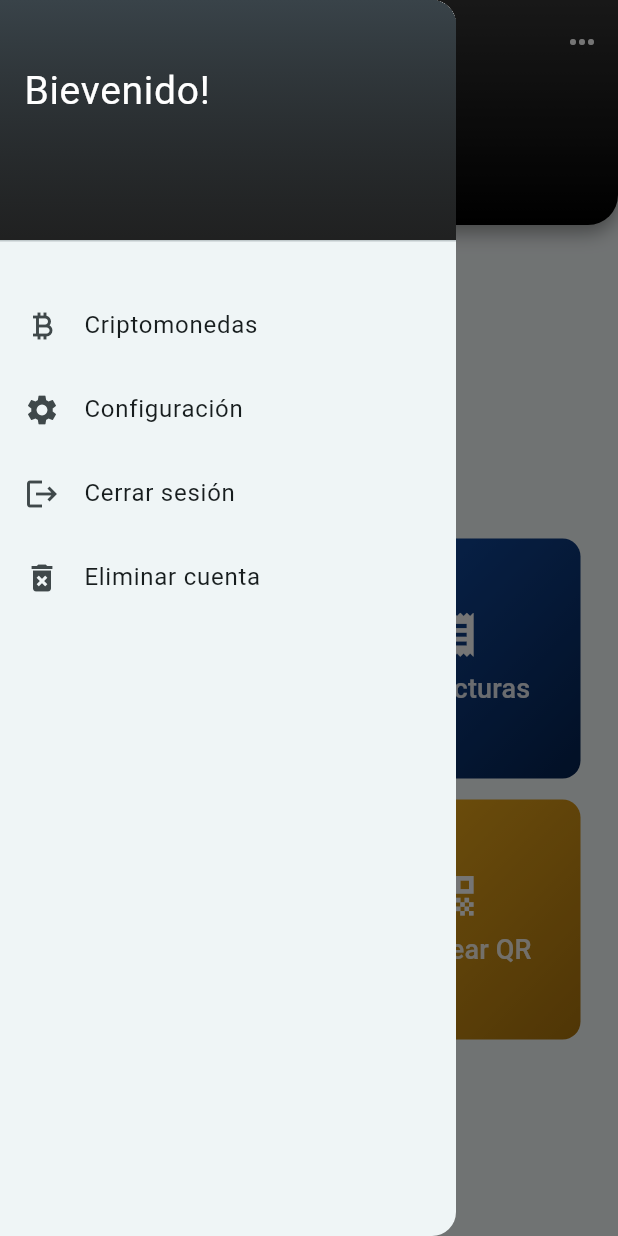
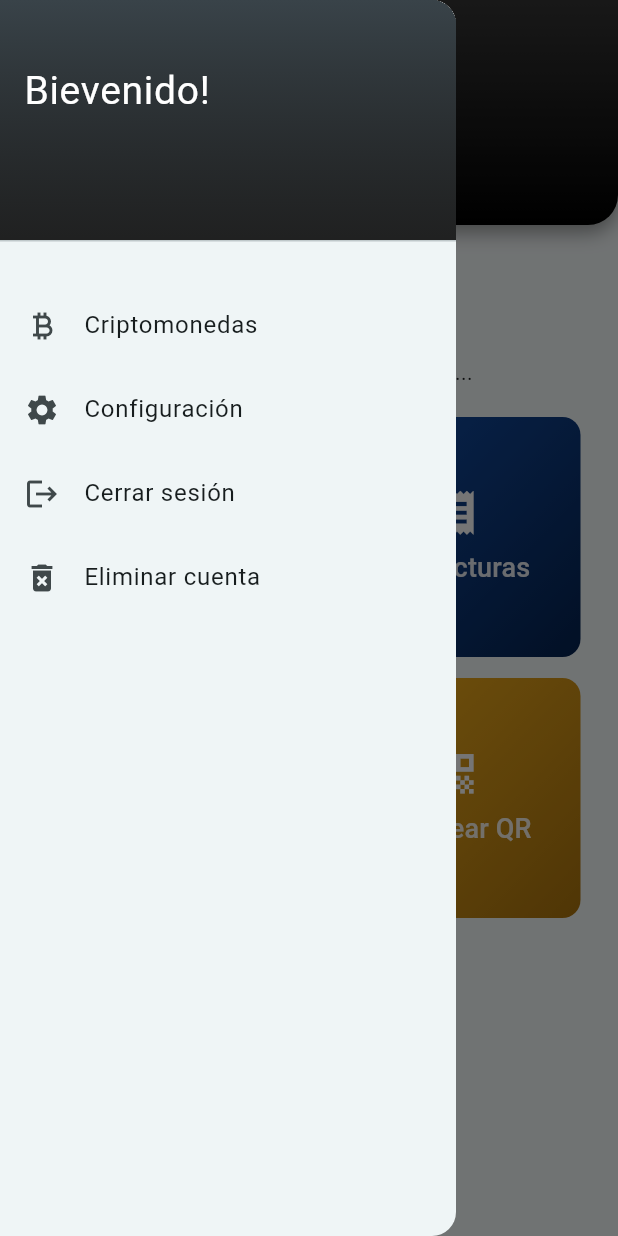
Before and after one commit to smartbillco/SMARTBILL_IOS, a Flutter app: the screen it shows once a user with an empty profile is signed in, after a tap on the "keyboard control" icon, on a phone screen of 412 x 824 dp. Run offline on Flutter 3.47's test engine with Material 3 defaults, Android fonts, the phone set to English and light mode, and no system bars; our stand-ins replace animated_splash_screen, camera, cloud_firestore, file_picker, firebase_auth, firebase_core and 6 more; missing offline and left inert: flutter_downloader, flutter_inappwebview, google_mlkit_text_recognition, mobile_scanner, pdfx, read_pdf_text; accounts and stored records are empty; network calls fail.

Commit message:
fixed crypto api problem

```diff
--- a/lib/main.dart
+++ b/lib/main.dart
@@ -2,10 +2,14 @@ import 'package:firebase_core/firebase_core.dart';
 //import 'package:flutter/services.dart';
 import 'package:flutter/material.dart';
 import 'package:provider/provider.dart';
+import 'package:smartbill/screens/cryptocurrencies/crypto_currency.dart';
 import 'package:smartbill/screens/splash/splash.dart';
 import 'package:smartbill/services/auth.dart';
 import 'package:flutter_downloader/flutter_downloader.dart';
+import 'package:smartbill/services/crypto_provider.dart';
 import 'package:smartbill/services/settings.dart';
+import './route_observer.dart';
+
 
 Future<void> main() async {
   WidgetsFlutterBinding.ensureInitialized();
@@ -17,6 +21,7 @@ Future<void> main() async {
       providers: [
           StreamProvider.value(value: AuthService().user, initialData: null, child: const MyApp()),
           ChangeNotifierProvider(create: (_) => SettingsProvider()),
+          ChangeNotifierProvider(create: (_) => CryptoProvider()..fetchCryptoData())
       ],
       child: const MyApp()
     )
@@ -31,6 +36,10 @@ class MyApp extends StatelessWidget {
   Widget build(BuildContext context) {
 
     return MaterialApp(
+      routes: {
+        '/cryptocurrency': (context) => const CryptoListScreen()
+      },
+      navigatorObservers: <NavigatorObserver>[routeObserver],
       debugShowCheckedModeBanner: false,
       home: const SplashScreen(),
       title: 'Smartbill',
--- /dev/null
+++ b/lib/route_observer.dart
@@ -0,0 +1,3 @@
+import 'package:flutter/material.dart';
+
+final RouteObserver<ModalRoute<void>> routeObserver = RouteObserver<ModalRoute<void>>();
--- a/lib/screens/QRcode/qrcode_link_screen.dart
+++ b/lib/screens/QRcode/qrcode_link_screen.dart
@@ -23,6 +23,7 @@ class _QrcodeLinkScreenState extends State<QrcodeLinkScreen> {
   void initState() {
     // TODO: implement initState
     super.initState();
+
   }
 
   void showSnackbar(String content) {
@@ -30,6 +31,7 @@ class _QrcodeLinkScreenState extends State<QrcodeLinkScreen> {
 
     ScaffoldMessenger.of(context).showSnackBar(snackbar);
   }
+
 
 
   @override
--- a/lib/screens/dashboard/dashboard.dart
+++ b/lib/screens/dashboard/dashboard.dart
@@ -8,6 +8,7 @@ import 'package:smartbill/services/colombian_bill.dart';
 import 'package:smartbill/services/pdf_reader.dart';
 import 'package:smartbill/services/peruvian_bill.dart';
 import 'package:smartbill/services/xml/xml.dart';
+import 'package:smartbill/route_observer.dart';
 
 
 class DashboardScreen extends StatefulWidget {
@@ -17,7 +18,7 @@ class DashboardScreen extends StatefulWidget {
   State<DashboardScreen> createState() => _DashboardScreenState();
 }
 
-class _DashboardScreenState extends State<DashboardScreen> {
+class _DashboardScreenState extends State<DashboardScreen> with RouteAware {
   final GlobalKey<ScaffoldState> _scaffoldKey = GlobalKey<ScaffoldState>();
   final Xmlhandler xmlhandler = Xmlhandler();
   final ColombianBill colombianBill = ColombianBill();
@@ -34,11 +35,23 @@ class _DashboardScreenState extends State<DashboardScreen> {
     getNumberOfBills();
   }
 
+
   @override
   void didChangeDependencies() {
-    // TODO: implement didChangeDependencies
     super.didChangeDependencies();
+    routeObserver.subscribe(this, ModalRoute.of(context)!);
+  }
 
+  @override
+  void dispose() {
+    routeObserver.unsubscribe(this);
+    super.dispose();
+  }
+
+  @override
+  void didPopNext() {
+    // your refresh logic
+    getNumberOfBills();
   }
 
   //Get bills amount
@@ -108,14 +121,13 @@ class _DashboardScreenState extends State<DashboardScreen> {
                 title: const Text("Dashboard", style: TextStyle(color: Colors.white)),
                 centerTitle: true,
                 backgroundColor: Colors.transparent,
-                actions: [
-                  IconButton(
+                leading: IconButton(
                     icon: const Icon(Icons.more_horiz, color: Colors.white,),
                     onPressed: () {
                       _scaffoldKey.currentState?.openDrawer(); // Open the drawer
                     },
-                  ),
-                ],
+                ),
+
               ),
               Text(
                 billsAmount > 0 ? billsAmount.toString() : "0",
--- a/lib/screens/dashboard/dashboard_widgets/dashboard_carrousel.dart
+++ b/lib/screens/dashboard/dashboard_widgets/dashboard_carrousel.dart
@@ -1,7 +1,10 @@
 import 'package:firebase_auth/firebase_auth.dart';
 import 'package:flutter/material.dart';
-import 'package:http/http.dart' as http;
+import 'package:provider/provider.dart';
+import 'package:smartbill/services/crypto_provider.dart';
 import 'package:smartbill/services/db.dart';
+import 'package:smartbill/route_observer.dart';
+
 
 class DashboardCarrousel extends StatefulWidget {
   const DashboardCarrousel({super.key});
@@ -10,61 +13,109 @@ class DashboardCarrousel extends StatefulWidget {
   State<DashboardCarrousel> createState() => _DashboardCarrouselState();
 }
 
-class _DashboardCarrouselState extends State<DashboardCarrousel> {
+class _DashboardCarrouselState extends State<DashboardCarrousel> with RouteAware {
   final DatabaseConnection databaseConnection = DatabaseConnection();
+  final String userId = FirebaseAuth.instance.currentUser!.uid;
   String id = FirebaseAuth.instance.currentUser!.uid;
-  List items = [
-    'Item 1',
-    'Item 2',
-    'Item 3'
-  ];
+  bool _isLoading = false;
+  bool _done = false;
+  List favorites = [];
 
 
   @override
   void initState() {
     // TODO: implement initState
     super.initState();
-    fetchFavoriteCrypto();
+    fetchFavorites();
 
   }
 
+  @override
+  void didChangeDependencies() {
+    super.didChangeDependencies();
+    routeObserver.subscribe(this, ModalRoute.of(context)!);
+  }
 
-  Future<void> fetchFavoriteCrypto() async {
-    var db = await databaseConnection.openDb();
-    var results = await db.query('favorites', where: 'userId = ?', whereArgs: [id]);
+  @override
+  void dispose() {
+    routeObserver.unsubscribe(this);
+    super.dispose();
+  }
 
-    List<Map<String, dynamic>> favoriteCryptos = [];
+  @override
+  void didPopNext() {
+    // your refresh logic
+    fetchFavorites();
+  }
 
-    try {
-      final uri = Uri.parse(
-        'https://api.coingecko.com/api/v3/coins/markets?vs_currency=usd&order=market_cap_desc&per_page=10&page=1&sparkline=false');
 
-      var cryptoCurrencies = await http.get(uri);
+  Future<void> fetchFavorites() async {
+    final db = await databaseConnection.openDb();
+    final response = await db.query('favorites', where: 'userId = ?', whereArgs: [userId]);
 
-      if(cryptoCurrencies.statusCode == 200) {
+    print("Favoritos: $response");
 
+    setState(() {
+      favorites = response;
+    });
 
   }
 
-    } catch(e) {
-      print(e);
+  @override
+  Widget build(BuildContext context) {
+
+
+    final cryptoProvider = Provider.of<CryptoProvider>(context);
+
+    List items = [];
+
+    if (cryptoProvider.isLoading) {
+      return Center(child: CircularProgressIndicator());
     }
 
+    for(var crypto in cryptoProvider.cryptoData) {
+      for(var favorite in favorites) {
+        if(crypto['id'] == favorite['cryptoId']) {
+          items.add(crypto);
+        }
+      }
     }
 
+    setState(() {
+      _done = true;
+    });
 
 
-
-  @override
-  Widget build(BuildContext context) {
-    return SizedBox(
-      height: 100,
+    return _isLoading
+    ? Center(child: CircularProgressIndicator())
+    : _done && items.isEmpty
+    ? Text("Todavía no tienes cryptomonedas favoritas...")
+    : Column(
+      spacing: 5,
+      crossAxisAlignment: CrossAxisAlignment.start,
+      children: [
+        Text("Tus criptomonedas", style: TextStyle(fontWeight: FontWeight.w500, fontSize: 15)),
+        SizedBox(
+          height: 90,
           child: PageView.builder(
             itemCount: items.length,
             itemBuilder: (context, index) {
-          return Text(items[index]);
+              return Card(
+                elevation: 3,
+                child: ListTile(
+                    leading: Image.network(items[index]['image'], width: 40, height: 40),
+                    title: Text('${items[index]['name']} (${items[index]['symbol']})', style: TextStyle(fontSize: 18, fontWeight: FontWeight.w500),),
+                    subtitle: Text('\$${items[index]['current_price'].toStringAsFixed(2)}', style: TextStyle(fontSize: 16)),
+                    onTap: () {
+                      Navigator.pushNamed(context, '/cryptocurrency');
+                    },
+
+                ),
+              );
             },
           ),
+        ),
+      ],
     );
   }
 }
--- a/lib/screens/dashboard/dashboard_widgets/dashboard_text.dart
+++ b/lib/screens/dashboard/dashboard_widgets/dashboard_text.dart
@@ -8,9 +8,9 @@ class DashboardText extends StatelessWidget {
     return const Column(
         crossAxisAlignment: CrossAxisAlignment.start,
         children: [
-          SizedBox(height: 18),
+          SizedBox(height: 15),
           Text("Bienvenido a Smartbill", style: TextStyle(fontSize: 20,)),
-          SizedBox(height: 22),
+          SizedBox(height: 24),
         ],
     );
   }
--- a/lib/screens/expenses/add_expenses_widgets/add_expense_form.dart
+++ b/lib/screens/expenses/add_expenses_widgets/add_expense_form.dart
@@ -67,7 +67,7 @@ class _AddExpensesFormState extends State<AddExpensesForm> {
           crossAxisAlignment: CrossAxisAlignment.start,
           children:
           [
-            const Text("Agregar ingreso", style: TextStyle(fontWeight: FontWeight.w300, fontSize: 30),),
+            const Text("Agregar gasto", style: TextStyle(fontWeight: FontWeight.w300, fontSize: 30),),
             const SizedBox(height: 40),
             Form(
               key: _formKey,
@@ -75,7 +75,7 @@ class _AddExpensesFormState extends State<AddExpensesForm> {
                 crossAxisAlignment: CrossAxisAlignment.center,
                 children: [
                   SizedBox(
-                    width: 230,
+                    width: 220,
                     child: TextFormField(
                       inputFormatters: [
                         ThousandsSeparatorInputFormatter()
@@ -95,13 +95,13 @@ class _AddExpensesFormState extends State<AddExpensesForm> {
                       },
                     ),
                   ),
-                  const SizedBox(height: 45),
+                  const SizedBox(height: 40),
                   DropdownButtonFormField<String>(
                     value: _selectedCategory,
                     decoration: const InputDecoration(
                       labelText: "Categoría",
                     ),
-                    items: ["Mercado", "Arriendo", "Servicios", "Transporte", "Salidas", "Salud", "Deuda", "Otro"].map((String category) {
+                    items: ["Mercado", "Alimentación", "Arriendo", "Servicios", "Transporte", "Salidas", "Salud", "Deuda", "Otro"].map((String category) {
                       return DropdownMenuItem<String>(
                         value: category,
                         child: Text(category),
--- a/lib/screens/expenses/expenses_screens/expenses_week.dart
+++ b/lib/screens/expenses/expenses_screens/expenses_week.dart
@@ -128,7 +128,7 @@ class _ExpensesWeekState extends State<ExpensesWeek> {
             const TimeDivider(title: 'Últimos 7 días'),
             const SizedBox(height: 20),
             transactions.isEmpty
-            ? const Text("Todavía no tiene transacciones hoy", style: TextStyle(color: Colors.black54, fontSize: 18),)
+            ? const Text("No has tenido transacciones en 7 días", style: TextStyle(color: Colors.black54, fontSize: 18),)
             : Expanded(
               child: ListView.builder(
                 itemCount: transactions.length,
--- /dev/null
+++ b/lib/services/crypto_provider.dart
@@ -0,0 +1,33 @@
+
+import 'dart:convert';
+
+import 'package:flutter/material.dart';
+import 'package:http/http.dart' as http;
+
+class CryptoProvider with ChangeNotifier {
+
+  List<dynamic> _cryptoData = [];
+  List<dynamic> get cryptoData => _cryptoData;
+  bool _isLoading = true;
+  bool get isLoading => _isLoading;
+
+
+  Future<void> fetchCryptoData() async {
+    try {
+      final response = await http.get(Uri.parse('https://api.coingecko.com/api/v3/coins/markets?vs_currency=usd&order=market_cap_desc&per_page=10&page=1&sparkline=false'));
+
+      if(response.statusCode == 200) {
+        _cryptoData = jsonDecode(response.body);
+        print(_cryptoData);
+      } else {
+        print("Fetch wasn't succesfull");
+      }
+    } catch(e) {
+      print("Error getting crypto $e");
+    }
+    _isLoading = false;
+    notifyListeners();
+
+  }
+
+}
```
Also changed, not shown: 9 other files. Lines whose indentation alone changed are shown as unchanged.
